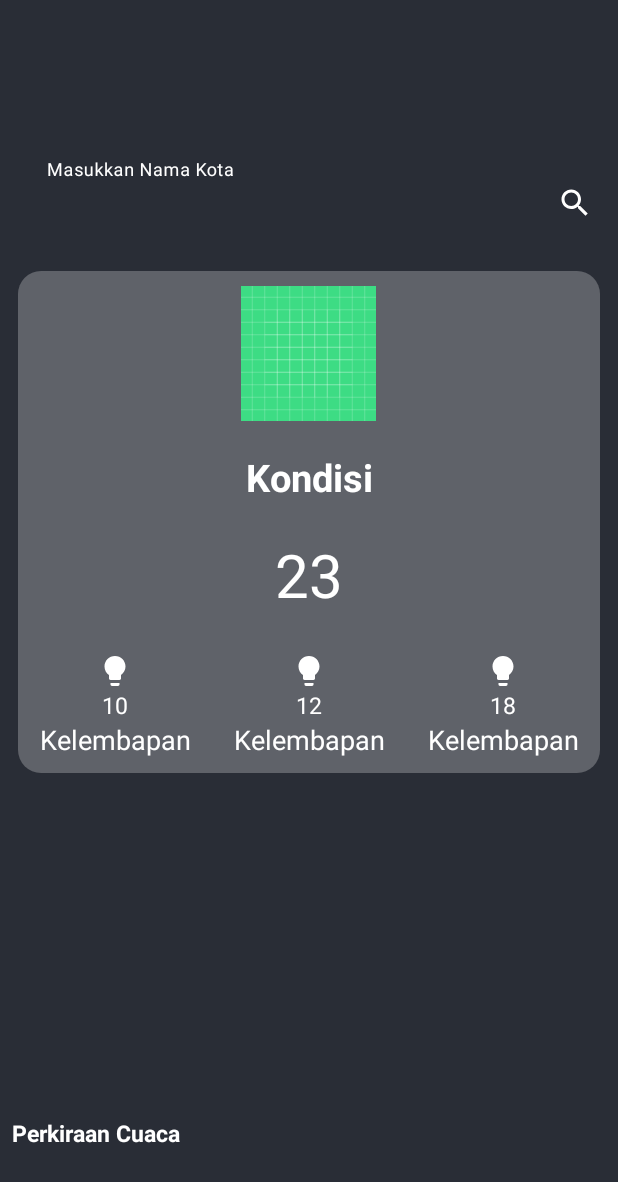
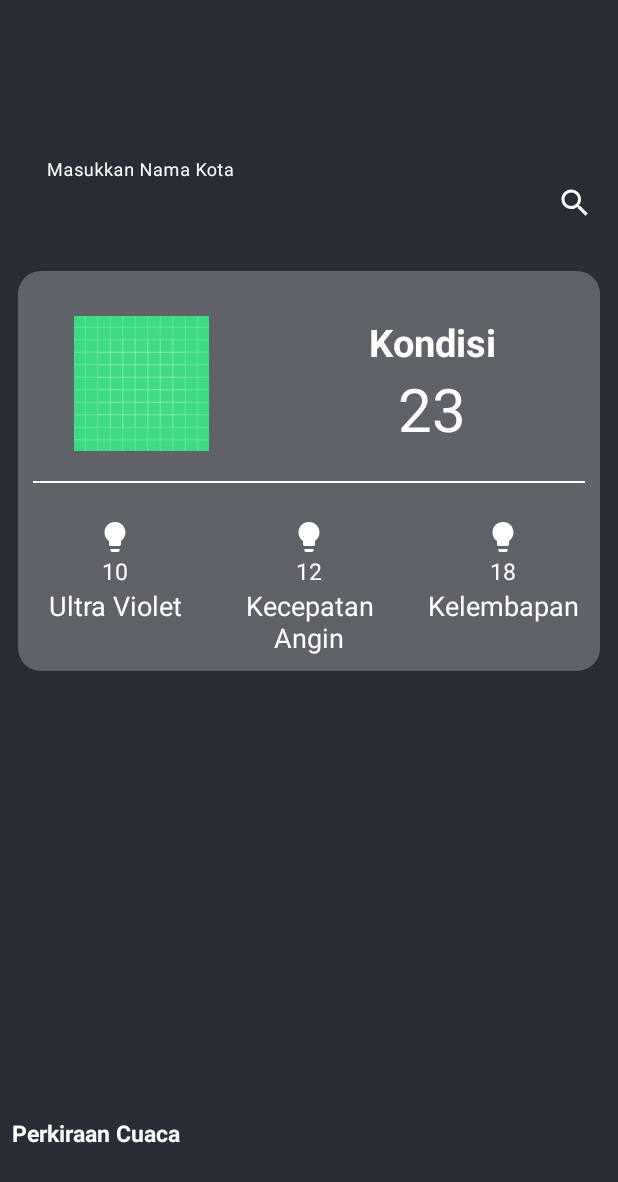
Before and after one commit to itsmerahmat/java-weather-app, an Android app: the screen it shows after launch (MainActivity), on a phone screen of 412 x 824 dp. Shown: the top 1182 px of the screen. Run offline under Robolectric (Android 15) with nearby library versions, the light colour scheme and no system bars; our stand-ins replace Picasso, Volley; network calls fail; pictures from the network do not load; 1 statement that could not run was skipped.

Commit message:
Change Layout

```diff
--- a/app/src/main/java/com/example/weatherapp/MainActivity.java
+++ b/app/src/main/java/com/example/weatherapp/MainActivity.java
@@ -3,6 +3,7 @@ package com.example.weatherapp;
 import android.Manifest;
 import android.annotation.SuppressLint;
 import android.content.Context;
+import android.content.pm.ActivityInfo;
 import android.content.pm.PackageManager;
 import android.location.Address;
 import android.location.Geocoder;
@@ -60,6 +61,7 @@ public class MainActivity extends AppCompatActivity {
         super.onCreate(savedInstanceState);
 
         getWindow().setFlags(WindowManager.LayoutParams.FLAG_LAYOUT_NO_LIMITS, WindowManager.LayoutParams.FLAG_LAYOUT_NO_LIMITS);
+        setRequestedOrientation(ActivityInfo.SCREEN_ORIENTATION_PORTRAIT);
 
         setContentView(R.layout.activity_main);
         homeRL = findViewById(R.id.idRLHome);
@@ -115,6 +117,7 @@ public class MainActivity extends AppCompatActivity {
 
     private String getCityName(double latitude, double longitude) {
         String cityName = "Banjarbaru"; // Default city
+        Log.d("CUACA", "getCityName: " + latitude + " " + longitude);
         Geocoder gcd = new Geocoder(getBaseContext(), Locale.getDefault());
         try {
             List<Address> addresses = gcd.getFromLocation(latitude, longitude, 10);
--- a/app/src/main/res/layout/activity_main.xml
+++ b/app/src/main/res/layout/activity_main.xml
@@ -94,26 +94,51 @@
             android:layout_marginLeft="12dp"
             android:layout_marginRight="12dp" >
 
+            <LinearLayout
+                android:layout_width="match_parent"
+                android:layout_height="wrap_content"
+                android:id="@+id/idLLWeather1"
+                android:layout_marginTop="10dp"
+                android:orientation="horizontal">
+
+                <LinearLayout
+                    android:layout_width="0dp"
+                    android:layout_height="wrap_content"
+                    android:layout_margin="10dp"
+                    android:layout_marginStart="10dp"
+                    android:layout_marginTop="10dp"
+                    android:layout_marginEnd="10dp"
+                    android:layout_weight="0.5"
+                    android:orientation="vertical">
+
                     <ImageView
                         android:id="@+id/idIVIcon"
                         android:layout_width="90dp"
                         android:layout_height="90dp"
                         android:layout_centerHorizontal="true"
+                        android:layout_gravity="center_horizontal"
                         android:layout_marginStart="10dp"
                         android:layout_marginTop="10dp"
                         android:layout_marginEnd="10dp"
                         android:layout_marginBottom="10dp"
                         android:src="@drawable/ic_launcher_background" />
 
+                </LinearLayout>
+
+                <LinearLayout
+                    android:layout_width="0dp"
+                    android:layout_height="wrap_content"
+                    android:layout_margin="10dp"
+                    android:layout_weight="0.7"
+                    android:orientation="vertical">
+
                     <TextView
                         android:id="@+id/idTVCondition"
                         android:layout_width="match_parent"
                         android:layout_height="wrap_content"
                         android:layout_below="@id/idIVIcon"
-                android:layout_marginStart="10dp"
                         android:layout_marginTop="10dp"
-                android:layout_marginEnd="10dp"
-                android:layout_marginBottom="15dp"
+
                         android:gravity="center"
                         android:text="Kondisi"
                         android:textColor="@color/white"
@@ -126,16 +151,28 @@
                         android:layout_height="wrap_content"
                         android:layout_below="@id/idTVCondition"
                         android:gravity="center_horizontal"
-                android:padding="5dp"
                         android:text="23"
+                        android:layout_marginBottom="10dp"
                         android:textColor="@color/white"
                         android:textSize="40dp" />
+
+                </LinearLayout>
+
+            </LinearLayout>
+
+            <View
+                android:layout_width="match_parent"
+                android:layout_height="1dp"
+                android:layout_below="@id/idLLWeather1"
+                android:layout_marginLeft="10dp"
+                android:layout_marginRight="10dp"
+                android:background="@color/white" />
 
             <LinearLayout
                 android:layout_width="match_parent"
                 android:layout_height="wrap_content"
-                android:layout_below="@id/idTVTemperature"
-                android:layout_marginTop="10dp"
+                android:layout_below="@id/idLLWeather1"
+                android:layout_marginTop="15dp"
                 android:orientation="horizontal">
 
                 <LinearLayout
@@ -163,7 +200,7 @@
                     <TextView
                         android:layout_width="match_parent"
                         android:layout_height="wrap_content"
-                        android:text="Kelembapan"
+                        android:text="Ultra Violet"
                         android:textAlignment="center"
                         android:textColor="@color/white"
                         android:textSize="18dp" />
@@ -195,7 +232,7 @@
                     <TextView
                         android:layout_width="match_parent"
                         android:layout_height="wrap_content"
-                        android:text="Kelembapan"
+                        android:text="Kecepatan Angin"
                         android:textAlignment="center"
                         android:textColor="@color/white"
                         android:textSize="18dp" />
```
Lines whose indentation alone changed are shown as unchanged.
